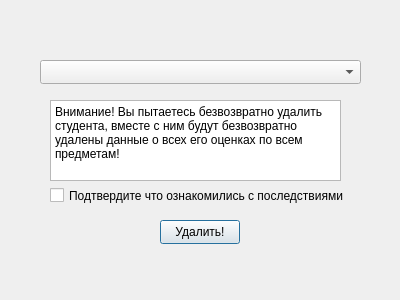
Old version of the form studentdeleteform.ui in the repository alpha4vit/polya-el-diary.
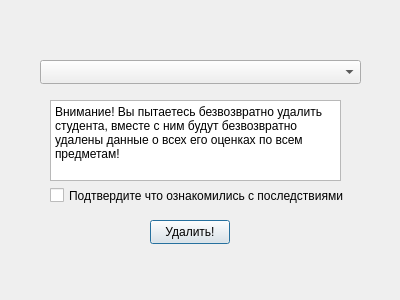
New version of the form.

The edit to the form file:
```diff
--- a/studentdeleteform.ui
+++ b/studentdeleteform.ui
@@ -46,19 +46,6 @@
 &lt;p style=&quot; margin-top:0px; margin-bottom:0px; margin-left:0px; margin-right:0px; -qt-block-indent:0; text-indent:0px;&quot;&gt;Внимание! Вы пытаетесь безвозвратно удалить студента, вместе с ним будут безвозвратно удалены данные о всех его оценках по всем предметам!&lt;/p&gt;&lt;/body&gt;&lt;/html&gt;</string>
    </property>
   </widget>
-  <widget class="QPushButton" name="delete_button">
-   <property name="geometry">
-    <rect>
-     <x>160</x>
-     <y>220</y>
-     <width>80</width>
-     <height>24</height>
-    </rect>
-   </property>
-   <property name="text">
-    <string>Удалить!</string>
-   </property>
-  </widget>
   <widget class="QCheckBox" name="agree_box">
    <property name="geometry">
     <rect>
@@ -72,6 +59,19 @@
     <string>Подтвердите что ознакомились с последствиями</string>
    </property>
   </widget>
+  <widget class="QPushButton" name="delete_button">
+   <property name="geometry">
+    <rect>
+     <x>150</x>
+     <y>220</y>
+     <width>80</width>
+     <height>24</height>
+    </rect>
+   </property>
+   <property name="text">
+    <string>Удалить!</string>
+   </property>
+  </widget>
  </widget>
  <resources/>
  <connections/>
```
